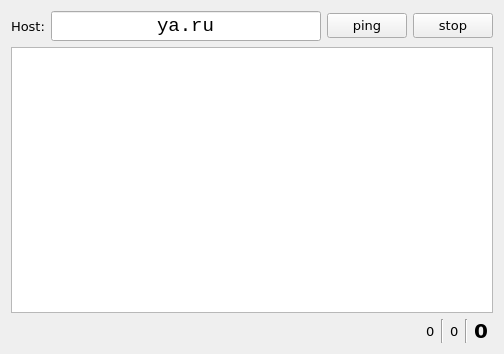
First picture: the form in mainwindow.ui, repository retifrav/pinger, before the edit.
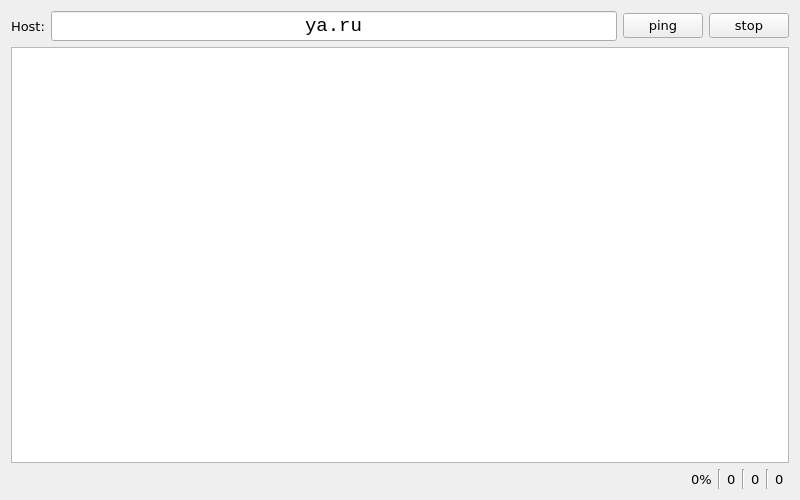
Second picture: the form after the edit.

Commit message:
Fixed ping output parsing on Windows
- fixed RegEx for parsing ping output on Windows
- added lost packets percentage

Diff of the .ui file:
```diff
--- a/mainwindow.ui
+++ b/mainwindow.ui
@@ -6,8 +6,8 @@
    <rect>
     <x>0</x>
     <y>0</y>
-    <width>504</width>
-    <height>354</height>
+    <width>800</width>
+    <height>500</height>
    </rect>
   </property>
   <property name="sizePolicy">
@@ -16,6 +16,18 @@
     <verstretch>0</verstretch>
    </sizepolicy>
   </property>
+  <property name="minimumSize">
+   <size>
+    <width>350</width>
+    <height>150</height>
+   </size>
+  </property>
+  <property name="maximumSize">
+   <size>
+    <width>16777215</width>
+    <height>16777215</height>
+   </size>
+  </property>
   <property name="baseSize">
    <size>
     <width>0</width>
@@ -122,12 +134,27 @@
          </spacer>
         </item>
         <item>
-         <widget class="QLabel" name="lbl_sent">
+         <widget class="QLabel" name="lbl_lostPercentage">
+          <property name="sizePolicy">
+           <sizepolicy hsizetype="Preferred" vsizetype="Preferred">
+            <horstretch>0</horstretch>
+            <verstretch>0</verstretch>
+           </sizepolicy>
+          </property>
+          <property name="minimumSize">
+           <size>
+            <width>0</width>
+            <height>0</height>
+           </size>
+          </property>
           <property name="toolTip">
            <string>Packets sent</string>
           </property>
           <property name="text">
-           <string>0</string>
+           <string>0%</string>
+          </property>
+          <property name="alignment">
+           <set>Qt::AlignCenter</set>
           </property>
          </widget>
         </item>
@@ -138,32 +165,8 @@
           </property>
          </widget>
         </item>
-        <item>
-         <widget class="QLabel" name="lbl_received">
-          <property name="toolTip">
-           <string>Packets received</string>
-          </property>
-          <property name="text">
-           <string>0</string>
-          </property>
-         </widget>
-        </item>
-        <item>
-         <widget class="Line" name="line_2">
-          <property name="orientation">
-           <enum>Qt::Vertical</enum>
-          </property>
-         </widget>
-        </item>
         <item>
          <widget class="QLabel" name="lbl_lost">
-          <property name="font">
-           <font>
-            <pointsize>15</pointsize>
-            <weight>75</weight>
-            <bold>true</bold>
-           </font>
-          </property>
           <property name="toolTip">
            <string>Packets lost</string>
           </property>
@@ -172,6 +175,40 @@
           </property>
          </widget>
         </item>
+        <item>
+         <widget class="Line" name="line_2">
+          <property name="orientation">
+           <enum>Qt::Vertical</enum>
+          </property>
+         </widget>
+        </item>
+        <item>
+         <widget class="QLabel" name="lbl_received">
+          <property name="toolTip">
+           <string>Packets received</string>
+          </property>
+          <property name="text">
+           <string>0</string>
+          </property>
+         </widget>
+        </item>
+        <item>
+         <widget class="Line" name="line_3">
+          <property name="orientation">
+           <enum>Qt::Vertical</enum>
+          </property>
+         </widget>
+        </item>
+        <item>
+         <widget class="QLabel" name="lbl_sent">
+          <property name="toolTip">
+           <string>Packets sent</string>
+          </property>
+          <property name="text">
+           <string>0</string>
+          </property>
+         </widget>
+        </item>
        </layout>
       </item>
      </layout>
```
Left out of the diff: 7 changed lines with no effect on the pictures. The commit also changes 5 other files.
